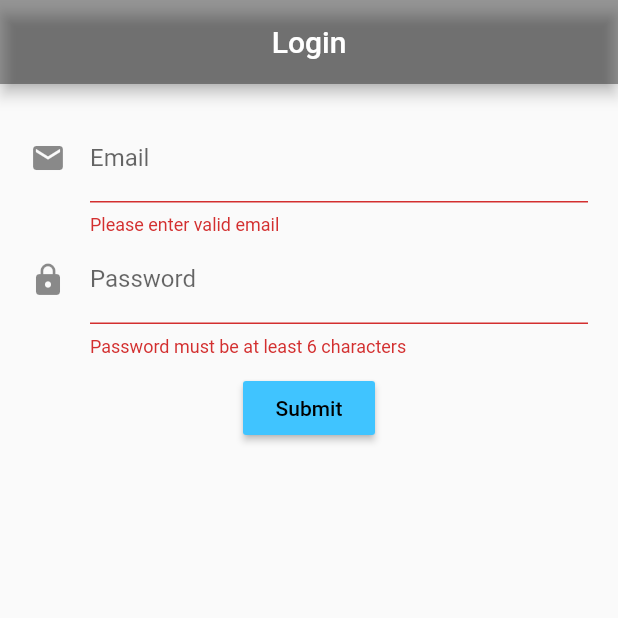
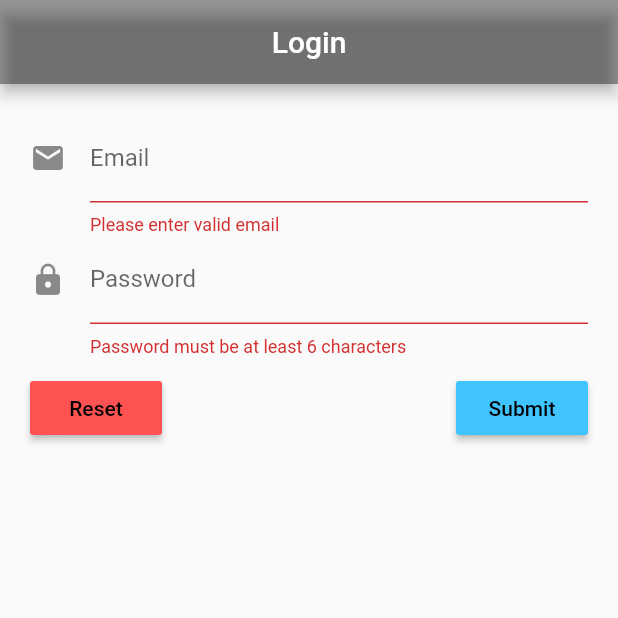
Before and after one commit to hansin91/flutter_form, a Flutter app: the screen it shows after launch, after a tap on "Submit", on a phone screen of 412 x 824 dp, the top half of it. Run offline on Flutter 3.47's test engine with Material 2 defaults, Android fonts, the light colour scheme and no system bars.

Commit message:
Validation mixin and reset button

```diff
--- /dev/null
+++ b/lib/src/mixins/validation_mixin.dart
@@ -0,0 +1,18 @@
+class ValidationMixin {
+    String validateEmail(email) {
+    Pattern pattern =
+      r'^(([^<>()[\]\\.,;:\s@\"]+(\.[^<>()[\]\\.,;:\s@\"]+)*)|(\".+\"))@((\[[0-9]{1,3}\.[0-9]{1,3}\.[0-9]{1,3}\.[0-9]{1,3}\])|(([a-zA-Z\-0-9]+\.)+[a-zA-Z]{2,}))$';
+    RegExp regex = new RegExp(pattern);
+    if (!regex.hasMatch(email))
+      return 'Please enter valid email';
+    else
+      return null;
+  }
+
+  String validatePassword(password) {
+    if (password.length < 6) {
+      return 'Password must be at least 6 characters';
+    }
+    return null;
+  }
+}
--- a/lib/src/screens/login_screen.dart
+++ b/lib/src/screens/login_screen.dart
@@ -1,29 +1,16 @@
 import 'package:flutter/material.dart';
+import '../mixins/validation_mixin.dart';
 
 class LoginScreen extends StatefulWidget {
   @override
   _LoginScreenState createState() => _LoginScreenState();
 }
 
-class _LoginScreenState extends State<LoginScreen> {
+class _LoginScreenState extends State<LoginScreen> with ValidationMixin {
   final formKey = GlobalKey<FormState>();
 
   String email;
   String password;
-
-  String validateEmail(email) {
-    Pattern pattern =
-      r'^(([^<>()[\]\\.,;:\s@\"]+(\.[^<>()[\]\\.,;:\s@\"]+)*)|(\".+\"))@((\[[0-9]{1,3}\.[0-9]{1,3}\.[0-9]{1,3}\.[0-9]{1,3}\])|(([a-zA-Z\-0-9]+\.)+[a-zA-Z]{2,}))$';
-    RegExp regex = new RegExp(pattern);
-    if (!regex.hasMatch(email))
-      return 'Please enter valid email';
-    else
-      return null;
-  }
-
-  void submitForm() {
-
-  }
 
   @override
   Widget build(BuildContext context) {
@@ -37,7 +24,13 @@ class _LoginScreenState extends State<LoginScreen> {
               emailField(),
               passwordField(),
               SizedBox(height: 10),
-              submitButton()
+              Row(
+                mainAxisAlignment: MainAxisAlignment.spaceBetween,
+                children: [
+                  resetButton(),
+                  submitButton()
+                ],
+              )
             ],
           ),
         )
@@ -68,12 +61,7 @@ class _LoginScreenState extends State<LoginScreen> {
         labelText: 'Password',
         hintText: 'Please input your password'
       ),
-      validator: (String value) {
-        if (value.length < 6) {
-          return 'Password must be at least 6 characters';
-        }
-        return null;
-      },
+      validator: validatePassword,
       onSaved: (value) {
         password = value;
       },
@@ -99,4 +87,19 @@ class _LoginScreenState extends State<LoginScreen> {
       }
     );
   }
+
+  Widget resetButton() {
+    return RaisedButton(
+      color: Colors.redAccent,
+      child: Text(
+        'Reset',
+        style: TextStyle(
+          color: Colors.black
+        ),
+      ),
+      onPressed: () {
+        formKey.currentState.reset();
+      }
+    );
+  }
 }
```
